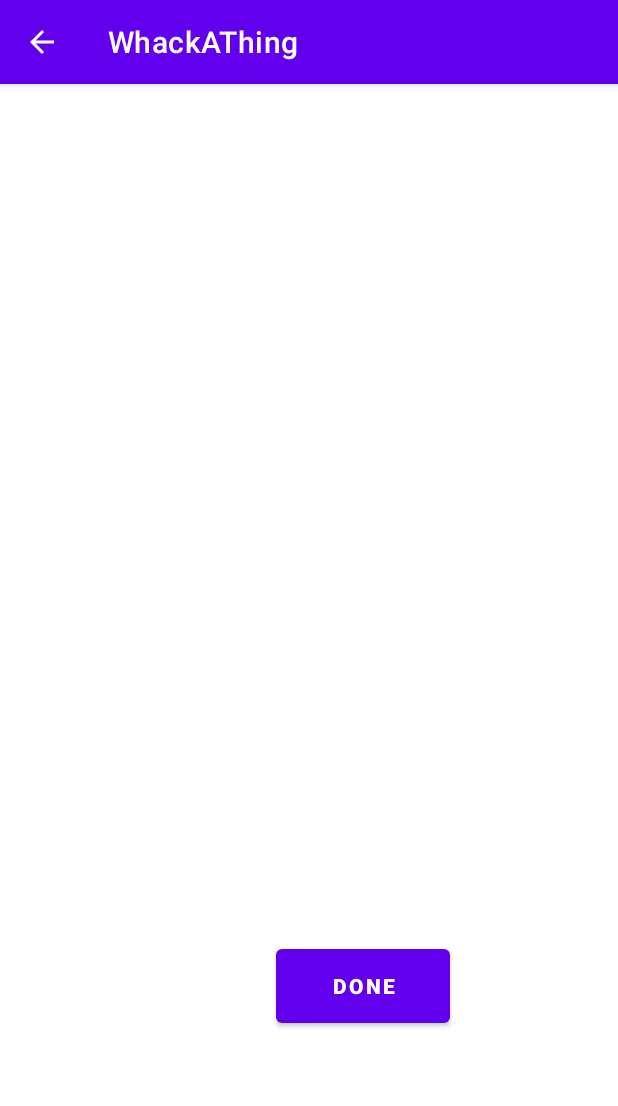
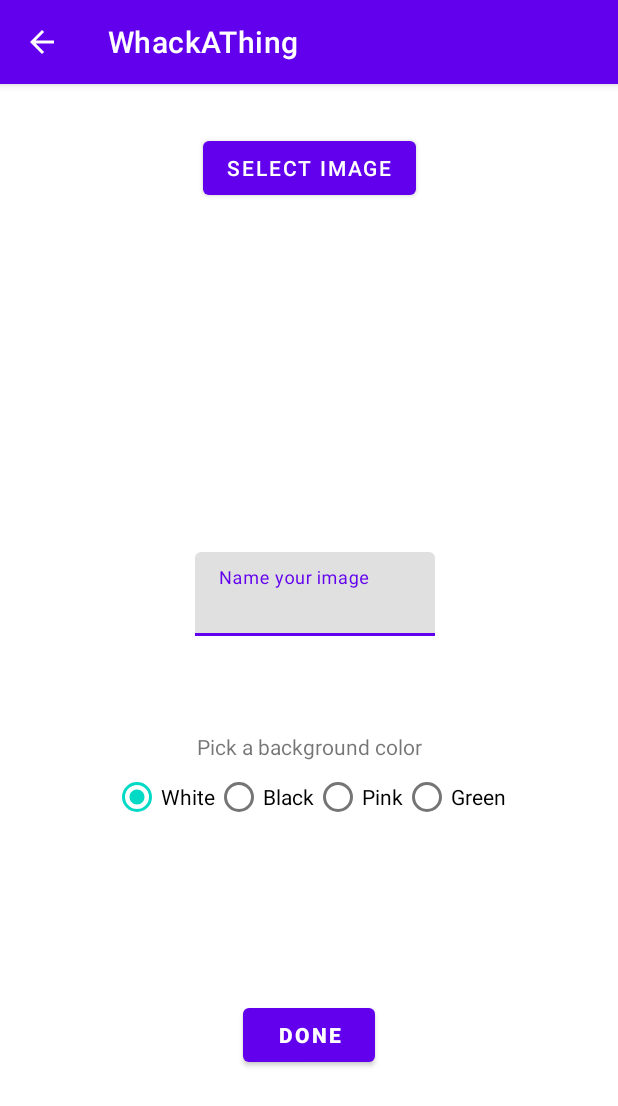
Before and after one commit to aichuley/WhackAThing, an Android app: the SelectImageActivity screen opened directly, with no data from a screen before it, on a phone screen of 412 x 824 dp. Shown: the top 1106 px of the screen. Run offline under Robolectric (Android 15) with nearby library versions, the phone set to English and light mode, and no system bars.

Commit message:
Updated select image page, added explicit intent to open photo gallery

```diff
--- a/app/src/main/java/com/example/whackathing/SelectImageActivity.kt
+++ b/app/src/main/java/com/example/whackathing/SelectImageActivity.kt
@@ -1,14 +1,40 @@
 package com.example.whackathing
 
+import android.app.Activity
 import android.content.Intent
 import androidx.appcompat.app.AppCompatActivity
 import android.os.Bundle
+import android.provider.MediaStore
 import android.view.View
+import android.widget.Button
+import android.widget.ImageView
+import androidx.activity.result.contract.ActivityResultContracts
 
 class SelectImageActivity : AppCompatActivity(){
+
+    private lateinit var selectImageButton: Button
+    private lateinit var previewImage: ImageView
+
     override fun onCreate(savedInstanceState: Bundle?) {
         super.onCreate(savedInstanceState)
         setContentView(R.layout.activity_selectimage)
+
+        selectImageButton = findViewById(R.id.selectImageButton)
+        previewImage = findViewById(R.id.previewImage)
+
+        selectImageButton.setOnClickListener{
+            val intent = Intent(Intent.ACTION_PICK, MediaStore.Images.Media.INTERNAL_CONTENT_URI)
+            resultLauncher.launch(intent)
+        }
+
+    }
+
+    private var resultLauncher = registerForActivityResult(ActivityResultContracts.StartActivityForResult()) {
+        result ->
+            if(result.resultCode == Activity.RESULT_OK) {
+                val data: Intent? = result.data
+                previewImage.setImageURI(data?.data)
+            }
     }
 
     fun sendDataHome(view: View){
--- a/app/src/main/res/layout/activity_selectimage.xml
+++ b/app/src/main/res/layout/activity_selectimage.xml
@@ -1,19 +1,104 @@
 <?xml version="1.0" encoding="utf-8"?>
 <androidx.constraintlayout.widget.ConstraintLayout xmlns:android="http://schemas.android.com/apk/res/android"
     xmlns:app="http://schemas.android.com/apk/res-auto"
-    xmlns:tools="http://schemas.android.com/tools"
     android:layout_width="match_parent"
     android:layout_height="match_parent">
 
     <Button
-        android:id="@+id/button4"
-        android:layout_width="116dp"
-        android:layout_height="61dp"
-        android:layout_marginEnd="112dp"
-        android:layout_marginBottom="136dp"
+        android:id="@+id/selectImageButton"
+        android:layout_width="wrap_content"
+        android:layout_height="wrap_content"
+        android:layout_marginTop="32dp"
+        app:layout_constraintTop_toTopOf="parent"
+        app:layout_constraintStart_toStartOf="parent"
+        app:layout_constraintEnd_toEndOf="parent"
+        android:text="@string/select_image"/>
+
+    <ImageView
+        android:id="@+id/previewImage"
+        android:layout_width="200dp"
+        android:layout_height="200dp"
+        app:layout_constraintStart_toStartOf="parent"
+        app:layout_constraintEnd_toEndOf="parent"
+        app:layout_constraintTop_toBottomOf="@+id/selectImageButton"
+        android:layout_marginTop="16dp"
+        android:importantForAccessibility="no"/>
+
+    <com.google.android.material.textfield.TextInputLayout
+        android:id="@+id/nameImage"
+        android:layout_width="160dp"
+        android:layout_height="wrap_content"
+        android:layout_marginStart="8dp"
+        android:hint="@string/name_your_image"
+        app:layout_constraintTop_toBottomOf="@+id/previewImage"
+        app:layout_constraintEnd_toEndOf="parent"
+        app:layout_constraintStart_toStartOf="parent"
+        android:layout_marginTop="16dp">
+
+        <com.google.android.material.textfield.TextInputEditText
+            android:id="@+id/cost_of_service_edit_text"
+            android:layout_width="match_parent"
+            android:layout_height="wrap_content"
+            android:inputType="text"/>
+
+    </com.google.android.material.textfield.TextInputLayout>
+
+    <TextView
+        android:id="@+id/pickImageText"
+        android:layout_width="wrap_content"
+        android:layout_height="wrap_content"
+        app:layout_constraintStart_toStartOf="parent"
+        app:layout_constraintEnd_toEndOf="parent"
+        app:layout_constraintTop_toBottomOf="@id/nameImage"
+        app:layout_constraintBottom_toTopOf="@id/backgroundColor"
+        android:text="@string/pick_a_background_color"
+        android:layout_marginTop="64dp"/>
+
+    <RadioGroup
+        android:id="@+id/backgroundColor"
+        android:layout_width="wrap_content"
+        android:layout_height="wrap_content"
+        android:checkedButton="@id/white"
+        android:orientation="horizontal"
+        app:layout_constraintStart_toStartOf="parent"
+        app:layout_constraintTop_toBottomOf="@id/pickImageText"
+        app:layout_constraintEnd_toEndOf="parent"
+        >
+
+        <RadioButton
+            android:id="@+id/white"
+            android:layout_width="wrap_content"
+            android:layout_height="wrap_content"
+            android:text="@string/white" />
+
+        <RadioButton
+            android:id="@+id/black"
+            android:layout_width="wrap_content"
+            android:layout_height="wrap_content"
+            android:text="@string/black" />
+
+        <RadioButton
+            android:id="@+id/pink"
+            android:layout_width="wrap_content"
+            android:layout_height="wrap_content"
+            android:text="@string/pink" />
+
+        <RadioButton
+            android:id="@+id/green"
+            android:layout_width="wrap_content"
+            android:layout_height="wrap_content"
+            android:text="@string/green" />
+
+    </RadioGroup>
+    <Button
+        android:id="@+id/done"
+        android:layout_width="wrap_content"
+        android:layout_height="wrap_content"
         android:onClick="sendDataHome"
         android:text="@string/done"
         android:textStyle="bold"
+        app:layout_constraintTop_toBottomOf="@id/backgroundColor"
+        app:layout_constraintStart_toStartOf="parent"
         app:layout_constraintBottom_toBottomOf="parent"
         app:layout_constraintEnd_toEndOf="parent" />
 </androidx.constraintlayout.widget.ConstraintLayout>
--- a/app/src/main/res/values/strings.xml
+++ b/app/src/main/res/values/strings.xml
@@ -6,4 +6,11 @@
     <string name="thingtowhack">thingtowhack</string>
     <string name="done">Done</string>
     <string name="home">Home</string>
+    <string name="select_image">Select Image</string>
+    <string name="name_your_image">Name your image</string>
+    <string name="pick_a_background_color">Pick a background color</string>
+    <string name="white">White</string>
+    <string name="black">Black</string>
+    <string name="pink">Pink</string>
+    <string name="green">Green</string>
 </resources>
```
